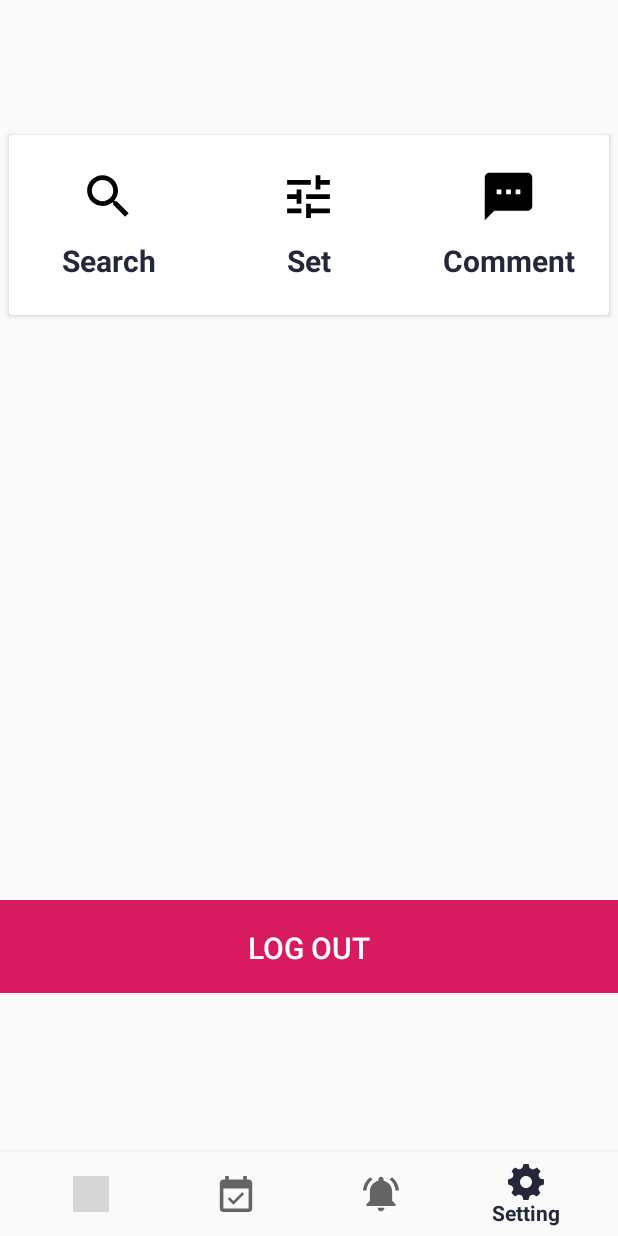
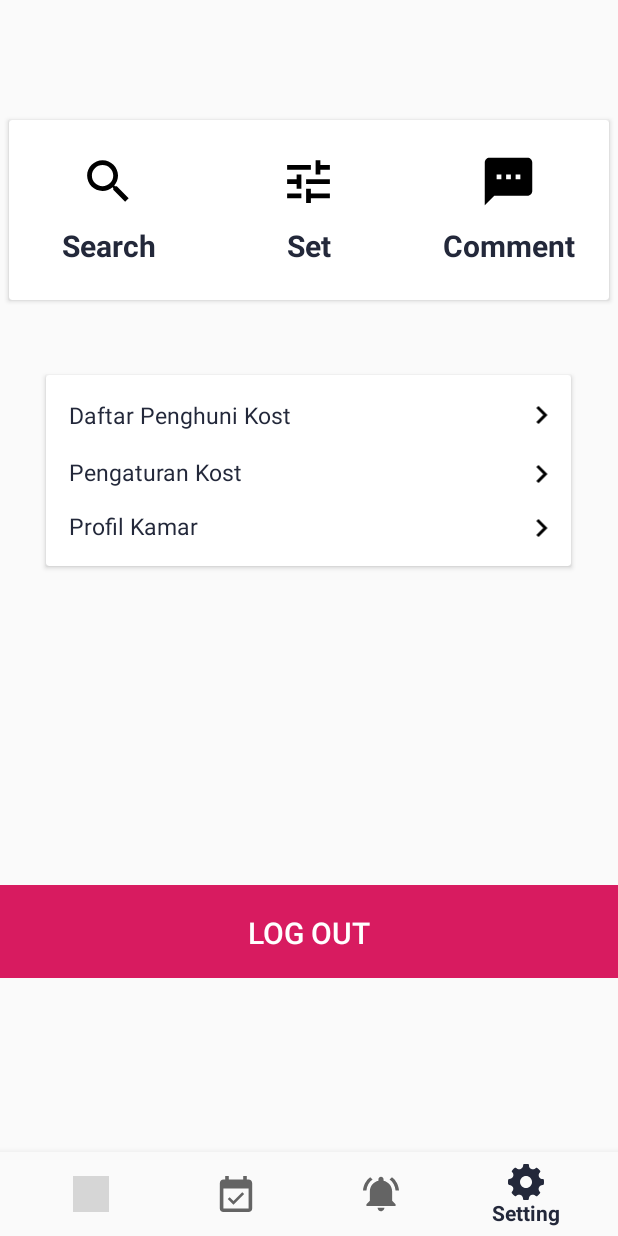
Before and after one commit to 4inunkarima/semester4, an Android app: the SettingActivity screen opened directly, with no data from a screen before it, on a phone screen of 412 x 824 dp. Run offline under Robolectric (Android 15) with nearby library versions, the phone set to English and light mode, and no system bars; 2 statements that could not run were skipped; grey boxes are pictures that could not be loaded.

Commit message:
perbaikan 2
perbaikan 2

```diff
--- /dev/null
+++ b/app/src/main/res/drawable/ic_more.xml
@@ -0,0 +1,9 @@
+<vector xmlns:android="http://schemas.android.com/apk/res/android"
+        android:width="24dp"
+        android:height="24dp"
+        android:viewportWidth="24.0"
+        android:viewportHeight="24.0">
+    <path
+        android:fillColor="#FF000000"
+        android:pathData="M10,6L8.59,7.41 13.17,12l-4.58,4.59L10,18l6,-6z"/>
+</vector>
--- a/app/src/main/res/layout/lay_setting.xml
+++ b/app/src/main/res/layout/lay_setting.xml
@@ -10,9 +10,7 @@
 
     <RelativeLayout
         android:layout_width="wrap_content"
-        android:layout_height="wrap_content"
-        android:layout_marginTop="10dp">
-
+        android:layout_height="wrap_content">
 
         <android.support.v7.widget.CardView
             android:layout_width="400dp"
@@ -94,6 +92,90 @@
             </LinearLayout>
         </android.support.v7.widget.CardView>
 
+        <android.support.v7.widget.CardView
+            android:layout_width="350dp"
+            android:layout_height="wrap_content"
+            android:layout_centerHorizontal="true"
+            android:layout_marginTop="250dp">
+
+            <LinearLayout
+                android:layout_width="match_parent"
+                android:layout_height="wrap_content"
+                android:orientation="vertical">
+
+                <LinearLayout
+                    android:layout_width="match_parent"
+                    android:layout_height="54dp"
+                    android:gravity="center"
+                    android:orientation="horizontal">
+
+                    <TextView
+                        android:id="@+id/textView5"
+                        android:layout_width="wrap_content"
+                        android:layout_height="wrap_content"
+                        android:layout_marginLeft="15dp"
+                        android:layout_weight="1"
+                        android:text="Daftar Penghuni Kost"
+                        android:textColor="@color/colorPrimary"
+                        android:textSize="15dp" />
+
+                    <ImageView
+                        android:id="@+id/imageView5"
+                        android:layout_width="39dp"
+                        android:layout_height="wrap_content"
+                        android:layout_weight="0"
+                        android:src="@drawable/ic_more" />
+                </LinearLayout>
+
+                <LinearLayout
+                    android:layout_width="match_parent"
+                    android:layout_height="36dp"
+                    android:orientation="horizontal">
+
+                    <TextView
+                        android:id="@+id/textView4"
+                        android:layout_width="wrap_content"
+                        android:layout_height="wrap_content"
+                        android:layout_marginLeft="15dp"
+                        android:layout_weight="1"
+                        android:text="Pengaturan Kost"
+                        android:textColor="@color/colorPrimary"
+                        android:textSize="15dp" />
+
+                    <ImageView
+                        android:id="@+id/imageView4"
+                        android:layout_width="39dp"
+                        android:layout_height="wrap_content"
+                        android:layout_weight="0"
+                        android:src="@drawable/ic_more" />
+                </LinearLayout>
+
+                <LinearLayout
+                    android:layout_width="match_parent"
+                    android:layout_height="37dp"
+                    android:orientation="horizontal">
+
+                    <TextView
+                        android:id="@+id/textView2"
+                        android:layout_width="wrap_content"
+                        android:layout_height="wrap_content"
+                        android:layout_marginLeft="15dp"
+                        android:layout_weight="1"
+                        android:text="Profil Kamar"
+                        android:textColor="@color/colorPrimary"
+                        android:textSize="15dp" />
+
+                    <ImageView
+                        android:id="@+id/imageView"
+                        android:layout_width="39dp"
+                        android:layout_height="wrap_content"
+                        android:layout_weight="0"
+                        android:src="@drawable/ic_more" />
+                </LinearLayout>
+            </LinearLayout>
+
+        </android.support.v7.widget.CardView>
+
         <LinearLayout
             android:layout_width="match_parent"
             android:layout_height="62dp"
```
